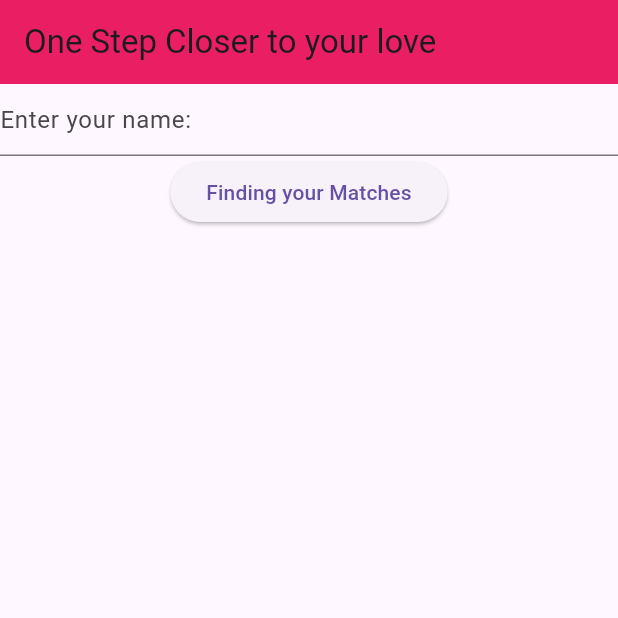
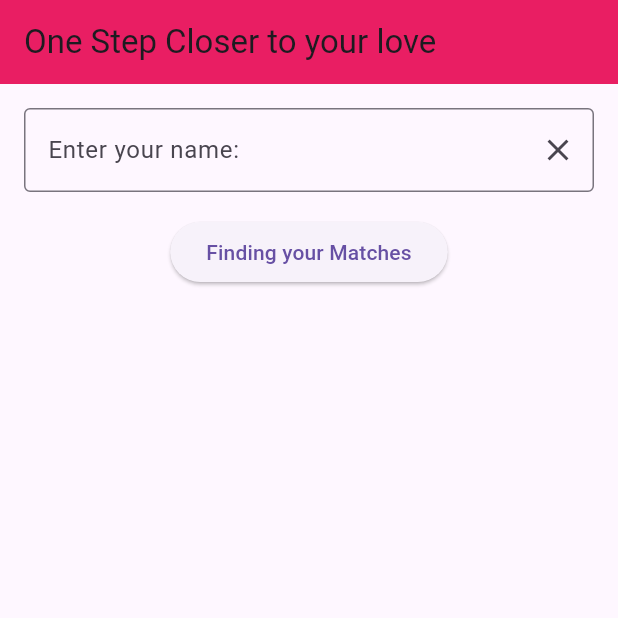
Before and after one commit to riley-tannie/flutter_app, a Flutter app: the screen it shows after launch, on a phone screen of 412 x 824 dp, the top half of it. Run offline on Flutter 3.47's test engine with Material 3 defaults, Android fonts, the phone set to English and light mode, and no system bars.

Commit message:
update the text field

```diff
--- a/lib/week04/datainput.dart
+++ b/lib/week04/datainput.dart
@@ -26,13 +26,23 @@ class _DataInputState extends State<DataInput> {
         ),
         body: Column(
           children: [
-            TextField(
-              decoration: InputDecoration(hintText: 'Enter your name: '),
-              controller: tc,
+            Padding(
+              padding: const EdgeInsets.all(16.0),
+              child: TextField(
+                decoration: InputDecoration(
+                  border: OutlineInputBorder(),
+                  labelText: 'Enter your name: ',
+                  suffixIcon: IconButton(onPressed: tc.clear,
+                  icon: Icon(Icons.clear))
+                  ),
+                controller: tc,
+              ),
             ),
             ElevatedButton(
               onPressed: () => updateText(), //better with parameters
-              child: Text('Finding your Matches')),
+              child: Text('Finding your Matches')
+            ),
+              SizedBox(height: 16,),
             Text(message),
           ],
         ),
```
